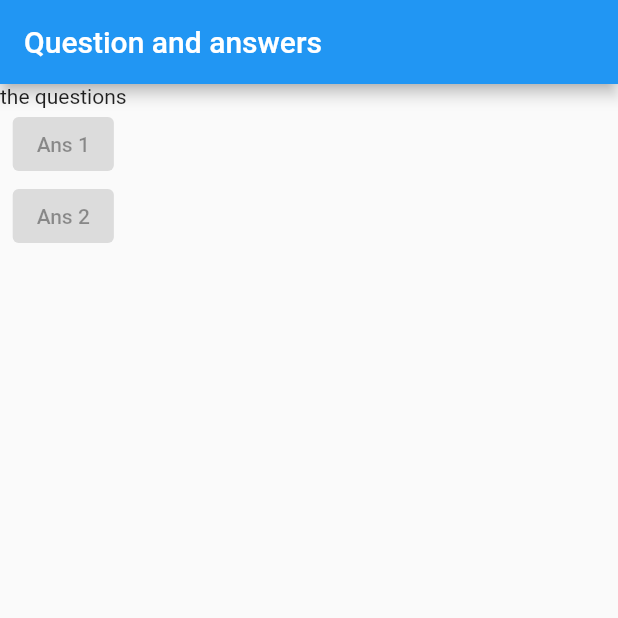
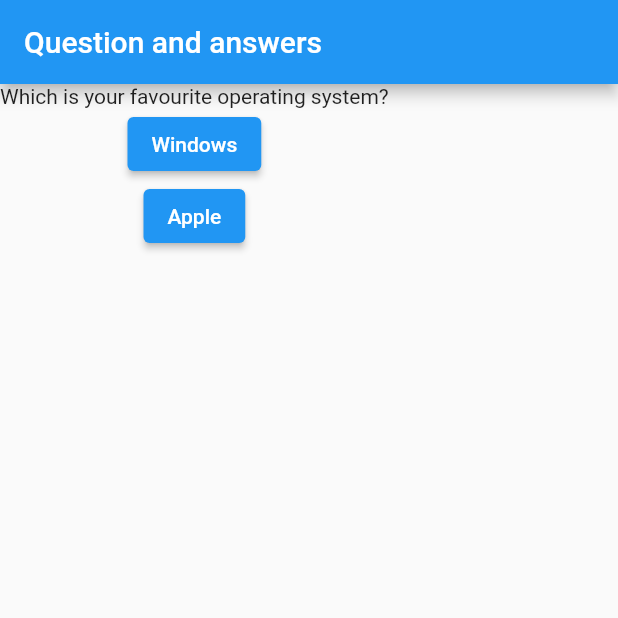
Before and after one commit to PrasadKute0708/flutterfirst, a Flutter app: the screen it shows after launch, on a phone screen of 412 x 824 dp, the top half of it. Run offline on Flutter 3.47's test engine with Material 2 defaults, Android fonts, the phone set to English and light mode, and no system bars.

Commit message:
i added the answerone and answertwo functions to onpressed command

```diff
--- a/lib/main.dart
+++ b/lib/main.dart
@@ -5,6 +5,14 @@ void main() {
 }
 
 class MyApp extends StatelessWidget {
+  void answerone() {
+    print("you chose windows!");
+  }
+
+  void answertwo() {
+    print("you chose Apple!");
+  }
+
   Widget build(BuildContext context) {
     var questions = ['What\'s your favorite color?', 'what\'s your fav food?'];
     return MaterialApp(
@@ -13,9 +21,9 @@ class MyApp extends StatelessWidget {
           title: Text("Question and answers"),
         ),
         body: Column(children: [
-          Text("the questions"),
-          ElevatedButton(onPressed: null, child: Text('Ans 1')),
-          ElevatedButton(child: Text('Ans 2'), onPressed: null),
+          Text("Which is your favourite operating system?"),
+          ElevatedButton(child: Text('Windows'), onPressed: answerone),
+          ElevatedButton(child: Text('Apple'), onPressed: answertwo),
         ]),
       ),
     );
```
